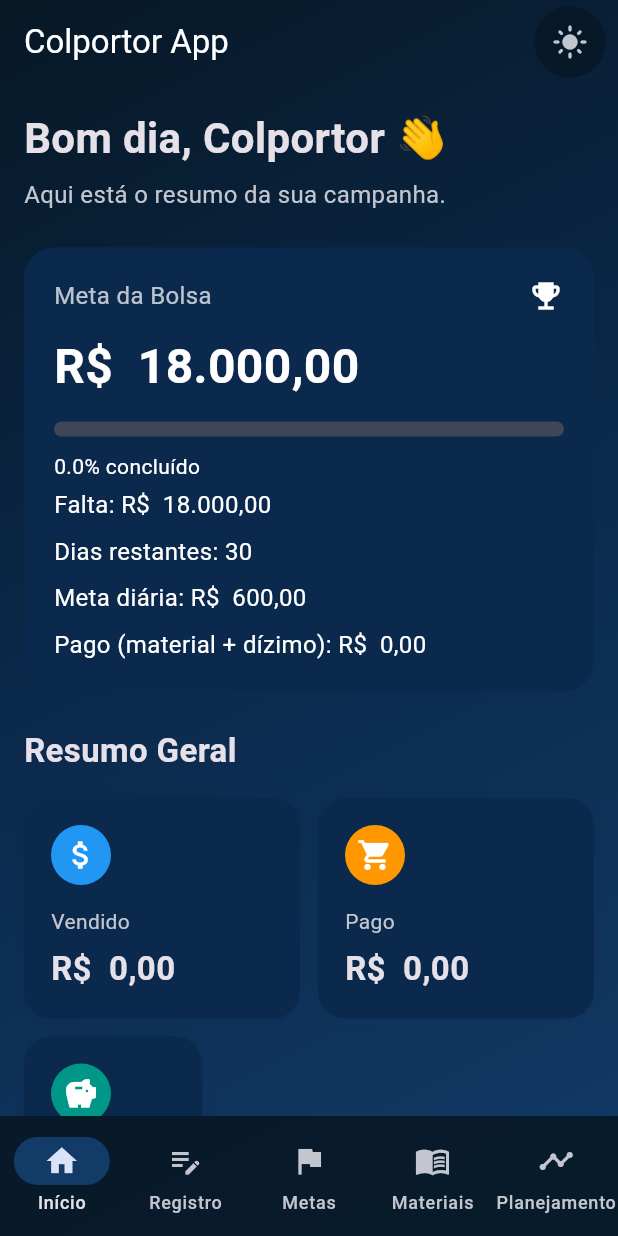
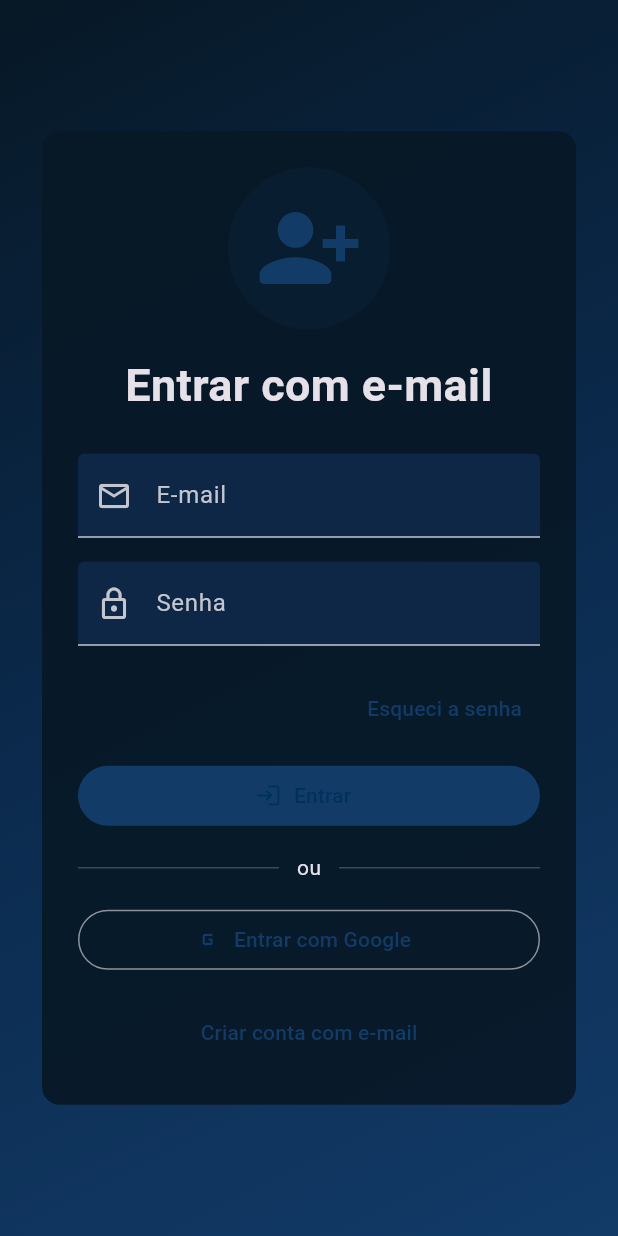
Before and after one commit to Zael-web/colportorgoals_and_finances, a Flutter app: the screen it shows after launch, on a phone screen of 412 x 824 dp. Run offline on Flutter 3.47's test engine with Material 3 defaults, Android fonts, the phone set to English and light mode, and no system bars; our stand-ins replace cloud_firestore, firebase_auth, firebase_core, flutter_multi_formatter, google_sign_in, shared_preferences; accounts and stored records are empty.

Commit message:
longin adicionado

```diff
--- a/lib/main.dart
+++ b/lib/main.dart
@@ -1,11 +1,15 @@
+import 'package:firebase_auth/firebase_auth.dart';
+import 'package:firebase_core/firebase_core.dart';
+import 'package:flutter/foundation.dart';
 import 'package:flutter/material.dart';
-import 'package:firebase_core/firebase_core.dart';
+import 'package:google_sign_in/google_sign_in.dart';
 import 'package:shared_preferences/shared_preferences.dart';
 
+import 'data/app_data.dart';
 import 'firebase_options.dart';
-
 import 'screens/home_screen.dart';
-import 'data/app_data.dart';
+import 'screens/login_screen.dart';
+import 'services/auth_service.dart';
 
 const Color _navyStart = Color(0xFF071826);
 const Color _navyMid = Color(0xFF0B2A4D);
@@ -14,14 +18,14 @@ const Color _navyEnd = Color(0xFF123B68);
 Future<void> main() async {
   WidgetsFlutterBinding.ensureInitialized();
 
-  // Firebase
   await Firebase.initializeApp(options: DefaultFirebaseOptions.currentPlatform);
 
-  // Dados locais
-  await carregarRegistrosGlobais();
-  await carregarMateriaisGlobais();
-  await carregarPlanejamento();
-  await carregarPlanejamentos();
+  if (kIsWeb) {
+    const webClientId = 'SEU_WEB_CLIENT_ID_DO_GOOGLE';
+    await GoogleSignIn.instance.initialize(clientId: webClientId);
+  } else {
+    await GoogleSignIn.instance.initialize();
+  }
 
   runApp(const MyApp());
 }
@@ -132,7 +136,22 @@ class _MyAppState extends State<MyApp> {
           child: child ?? const SizedBox.shrink(),
         );
       },
-      home: HomeScreen(modoEscuro: _modoEscuro, onAlternarTema: _alternarTema),
+      home: StreamBuilder<User?>(
+        stream: AuthService().authStateChanges(),
+        initialData: FirebaseAuth.instance.currentUser,
+        builder: (context, snapshot) {
+          final usuario = snapshot.data;
+          if (usuario == null) {
+            return const LoginScreen();
+          }
+
+          WidgetsBinding.instance.addPostFrameCallback((_) async {
+            await carregarDadosUsuarioAtual();
+          });
+
+          return HomeScreen(modoEscuro: _modoEscuro, onAlternarTema: _alternarTema);
+        },
+      ),
     );
   }
 }
--- /dev/null
+++ b/lib/screens/login_screen.dart
@@ -0,0 +1,302 @@
+import 'package:firebase_auth/firebase_auth.dart';
+import 'package:flutter/material.dart';
+
+import '../services/auth_service.dart';
+
+class LoginScreen extends StatefulWidget {
+  const LoginScreen({super.key});
+
+  @override
+  State<LoginScreen> createState() => _LoginScreenState();
+}
+
+class _LoginScreenState extends State<LoginScreen> {
+  final _formKey = GlobalKey<FormState>();
+  final _nomeController = TextEditingController();
+  final _emailController = TextEditingController();
+  final _senhaController = TextEditingController();
+  final _authService = AuthService();
+  bool _carregando = false;
+  bool _modoCadastro = false;
+
+  Future<void> _submit() async {
+    if (!(_formKey.currentState?.validate() ?? false)) {
+      return;
+    }
+
+    setState(() => _carregando = true);
+
+    try {
+      if (_modoCadastro) {
+        final credential = await _authService.cadastrarComEmailSenha(
+          email: _emailController.text,
+          senha: _senhaController.text,
+        );
+
+        if (credential.user != null && _nomeController.text.trim().isNotEmpty) {
+          await credential.user!.updateDisplayName(_nomeController.text.trim());
+          await credential.user!.reload();
+        }
+      } else {
+        await _authService.entrarComEmailSenha(
+          email: _emailController.text,
+          senha: _senhaController.text,
+        );
+      }
+    } on FirebaseAuthException catch (e) {
+      if (!mounted) return;
+      ScaffoldMessenger.of(context).showSnackBar(
+        SnackBar(content: Text(_mensagemErroAuth(e.code))),
+      );
+    } catch (_) {
+      if (!mounted) return;
+      ScaffoldMessenger.of(context).showSnackBar(
+        const SnackBar(content: Text('Não foi possível concluir a operação.')),
+      );
+    } finally {
+      if (mounted) setState(() => _carregando = false);
+    }
+  }
+
+  Future<void> _entrarComGoogle() async {
+    setState(() => _carregando = true);
+
+    try {
+      await _authService.entrarComGoogle();
+    } on FirebaseAuthException catch (e) {
+      if (!mounted) return;
+      final mensagem = e.code == 'sign_in_canceled'
+          ? 'Login com Google cancelado.'
+          : _mensagemErroAuth(e.code);
+      ScaffoldMessenger.of(context).showSnackBar(
+        SnackBar(content: Text(mensagem)),
+      );
+    } catch (_) {
+      if (!mounted) return;
+      ScaffoldMessenger.of(context).showSnackBar(
+        const SnackBar(content: Text('Não foi possível entrar com Google.')),
+      );
+    } finally {
+      if (mounted) setState(() => _carregando = false);
+    }
+  }
+
+  Future<void> _recuperarSenha() async {
+    final email = _emailController.text.trim();
+
+    if (email.isEmpty || !RegExp(r'^[^@\s]+@[^@\s]+\.[^@\s]+$').hasMatch(email)) {
+      ScaffoldMessenger.of(context).showSnackBar(
+        const SnackBar(content: Text('Informe um e-mail válido para recuperar a senha.')),
+      );
+      return;
+    }
+
+    setState(() => _carregando = true);
+
+    try {
+      await _authService.recuperarSenha(email: email);
+      if (!mounted) return;
+      ScaffoldMessenger.of(context).showSnackBar(
+        SnackBar(content: Text('E-mail de recuperação enviado para $email')),
+      );
+    } on FirebaseAuthException catch (e) {
+      if (!mounted) return;
+      ScaffoldMessenger.of(context).showSnackBar(
+        SnackBar(content: Text(_mensagemErroAuth(e.code))),
+      );
+    } catch (_) {
+      if (!mounted) return;
+      ScaffoldMessenger.of(context).showSnackBar(
+        const SnackBar(content: Text('Não foi possível enviar o e-mail de recuperação.')),
+      );
+    } finally {
+      if (mounted) setState(() => _carregando = false);
+    }
+  }
+
+  String _mensagemErroAuth(String code) {
+    switch (code) {
+      case 'invalid-email':
+        return 'E-mail inválido.';
+      case 'user-not-found':
+        return 'Nenhuma conta encontrada com este e-mail.';
+      case 'wrong-password':
+        return 'Senha incorreta.';
+      case 'email-already-in-use':
+        return 'Este e-mail já está em uso.';
+      case 'weak-password':
+        return 'A senha é muito fraca.';
+      case 'too-many-requests':
+        return 'Muitas tentativas. Tente novamente mais tarde.';
+      case 'network-request-failed':
+        return 'Erro de rede. Verifique sua conexão.';
+      default:
+        return 'Erro ao autenticar. Tente novamente.';
+    }
+  }
+
+  @override
+  void dispose() {
+    _nomeController.dispose();
+    _emailController.dispose();
+    _senhaController.dispose();
+    super.dispose();
+  }
+
+  @override
+  Widget build(BuildContext context) {
+    final tema = Theme.of(context);
+
+    return Scaffold(
+      body: Center(
+        child: SingleChildScrollView(
+          padding: const EdgeInsets.all(24),
+          child: ConstrainedBox(
+            constraints: const BoxConstraints(maxWidth: 440),
+            child: Card(
+              elevation: 0,
+              color: tema.colorScheme.surface.withValues(alpha: 0.92),
+              child: Padding(
+                padding: const EdgeInsets.all(24),
+                child: Form(
+                  key: _formKey,
+                  child: Column(
+                    crossAxisAlignment: CrossAxisAlignment.stretch,
+                    children: [
+                      Container(
+                        padding: const EdgeInsets.all(18),
+                        decoration: BoxDecoration(
+                          color: tema.colorScheme.primary.withValues(alpha: 0.12),
+                          shape: BoxShape.circle,
+                        ),
+                        child: Icon(
+                          Icons.person_add_alt_1_rounded,
+                          size: 72,
+                          color: tema.colorScheme.primary,
+                        ),
+                      ),
+                      const SizedBox(height: 16),
+                      Text(
+                        _modoCadastro ? 'Criar sua conta' : 'Entrar com e-mail',
+                        textAlign: TextAlign.center,
+                        style: const TextStyle(
+                          fontSize: 30,
+                          fontWeight: FontWeight.bold,
+                        ),
+                      ),
+                      const SizedBox(height: 24),
+                      if (_modoCadastro)
+                        TextFormField(
+                          controller: _nomeController,
+                          textCapitalization: TextCapitalization.words,
+                          decoration: const InputDecoration(
+                            labelText: 'Nome completo',
+                            prefixIcon: Icon(Icons.badge_outlined),
+                          ),
+                          validator: (value) {
+                            final nome = value?.trim() ?? '';
+                            if (_modoCadastro && nome.isEmpty) {
+                              return 'Informe seu nome.';
+                            }
+                            return null;
+                          },
+                        ),
+                      if (_modoCadastro) const SizedBox(height: 16),
+                      TextFormField(
+                        controller: _emailController,
+                        keyboardType: TextInputType.emailAddress,
+                        decoration: const InputDecoration(
+                          labelText: 'E-mail',
+                          prefixIcon: Icon(Icons.email_outlined),
+                        ),
+                        validator: (value) {
+                          final email = value?.trim() ?? '';
+                          if (email.isEmpty) {
+                            return 'Informe seu e-mail.';
+                          }
+                          if (!RegExp(r'^[^@\s]+@[^@\s]+\.[^@\s]+$').hasMatch(email)) {
+                            return 'E-mail inválido.';
+                          }
+                          return null;
+                        },
+                      ),
+                      const SizedBox(height: 16),
+                      TextFormField(
+                        controller: _senhaController,
+                        obscureText: true,
+                        decoration: const InputDecoration(
+                          labelText: 'Senha',
+                          prefixIcon: Icon(Icons.lock_outline),
+                        ),
+                        validator: (value) {
+                          if (value == null || value.isEmpty) {
+                            return 'Informe sua senha.';
+                          }
+                          if (value.length < 6) {
+                            return 'A senha deve ter pelo menos 6 caracteres.';
+                          }
+                          return null;
+                        },
+                      ),
+                      const SizedBox(height: 18),
+                      if (!_modoCadastro)
+                        Align(
+                          alignment: Alignment.centerRight,
+                          child: TextButton(
+                            onPressed: _carregando ? null : _recuperarSenha,
+                            child: const Text('Esqueci a senha'),
+                          ),
+                        ),
+                      const SizedBox(height: 10),
+                      FilledButton.icon(
+                        onPressed: _carregando ? null : _submit,
+                        icon: _carregando
+                            ? const SizedBox(
+                                width: 18,
+                                height: 18,
+                                child: CircularProgressIndicator(strokeWidth: 2),
+                              )
+                            : const Icon(Icons.login),
+                        label: Text(_modoCadastro ? 'Criar conta' : 'Entrar'),
+                      ),
+                      const SizedBox(height: 14),
+                      Row(
+                        children: const [
+                          Expanded(child: Divider()),
+                          Padding(
+                            padding: EdgeInsets.symmetric(horizontal: 12),
+                            child: Text('ou'),
+                          ),
+                          Expanded(child: Divider()),
+                        ],
+                      ),
+                      const SizedBox(height: 14),
+                      OutlinedButton.icon(
+                        onPressed: _carregando ? null : _entrarComGoogle,
+                        icon: const Icon(Icons.g_mobiledata_rounded),
+                        label: const Text('Entrar com Google'),
+                      ),
+                      const SizedBox(height: 14),
+                      TextButton(
+                        onPressed: _carregando
+                            ? null
+                            : () {
+                                setState(() => _modoCadastro = !_modoCadastro);
+                              },
+                        child: Text(
+                          _modoCadastro
+                              ? 'Já tenho conta. Entrar'
+                              : 'Criar conta com e-mail',
+                        ),
+                      ),
+                    ],
+                  ),
+                ),
+              ),
+            ),
+          ),
+        ),
+      ),
+    );
+  }
+}
--- a/pubspec.yaml
+++ b/pubspec.yaml
@@ -16,6 +16,8 @@ dependencies:
   shared_preferences: ^2.5.5
   cloud_firestore: ^6.5.0
   firebase_core: ^4.10.0
+  firebase_auth: ^6.0.0
+  google_sign_in: ^7.0.0
   intl: ^0.20.2
   flutter_multi_formatter: ^2.3.0
 
```
Also changed, not shown: lib/data/app_data.dart (+65 -30 lines), lib/screens/home_screen.dart (+29 -9 lines), lib/services/auth_service.dart (added, +68 -0 lines), lib/services/firestore_service.dart (+18 -10 lines), pubspec.lock, 8 other files.
